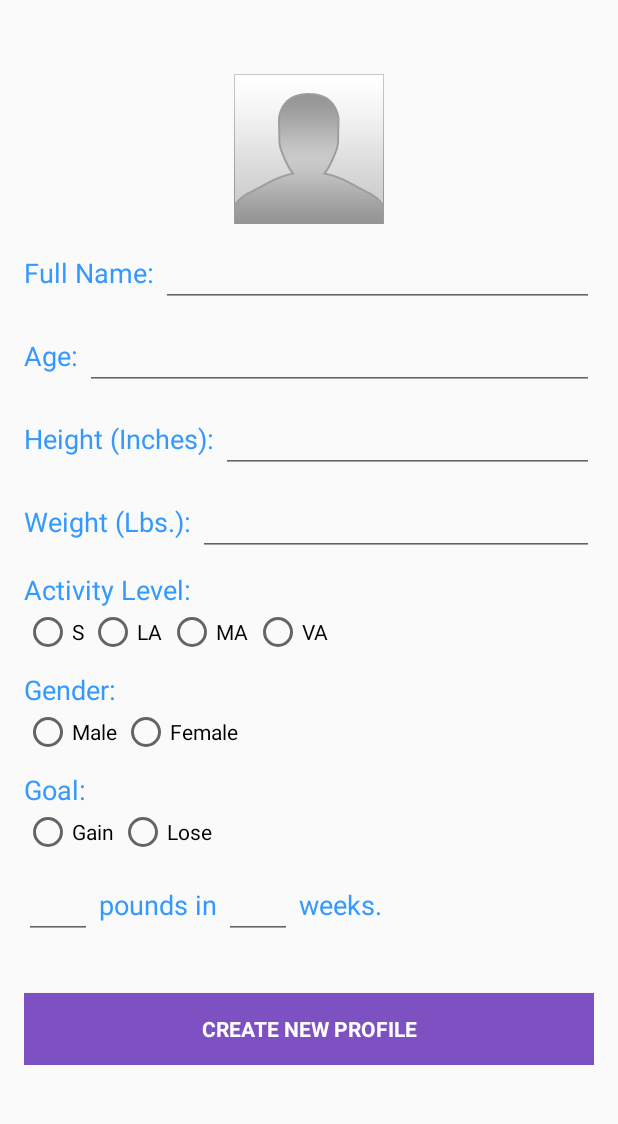
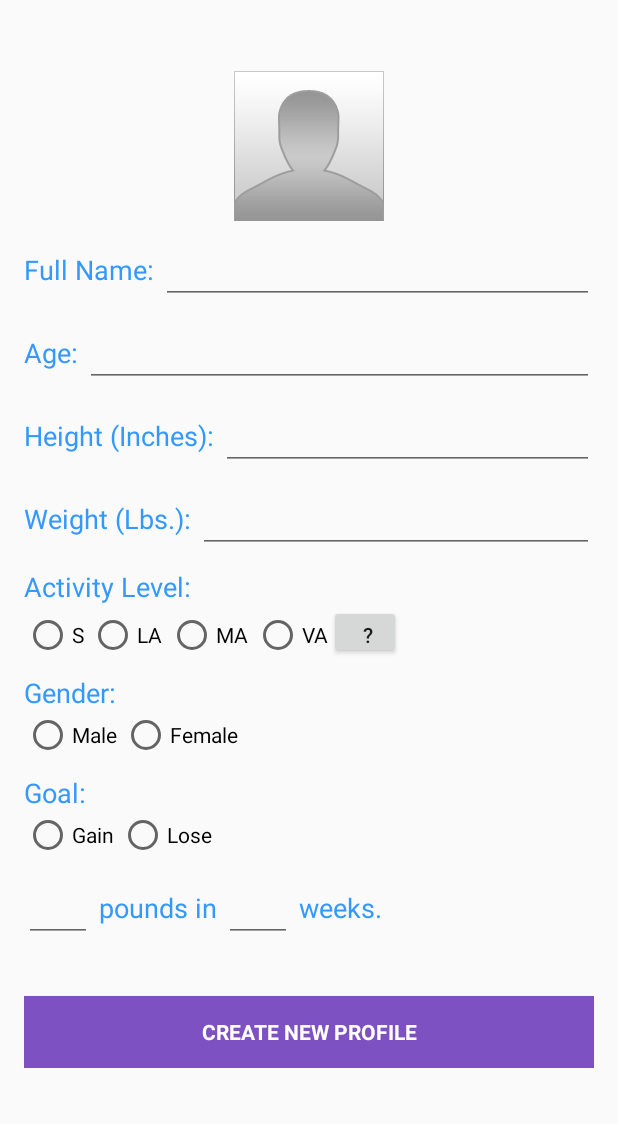
Before and after one commit to pmalavia/FitByte, an Android app: the screen it shows after launch (UserProfile), on a phone screen of 412 x 824 dp, the part 112-1236 px from its top. Run offline under Robolectric (Android 15) with nearby library versions, the phone set to English and light mode, and no system bars.

Commit message:
Activity level help button
Added a button next to the activity levels with a pop up window that
shows what the abbreviations stand for

```diff
--- a/app/src/main/res/layout/user_profile.xml
+++ b/app/src/main/res/layout/user_profile.xml
@@ -195,7 +195,15 @@
                             android:layout_height="wrap_content"
                             android:text="VA"
                             android:id="@+id/veryActive"/>
-                        </RadioGroup>
+
+                        <Button
+                            style="?android:attr/buttonStyleSmall"
+                            android:layout_width="wrap_content"
+                            android:layout_height="36dp"
+                            android:text=" ?"
+                            android:id="@+id/activityHelp"
+                            android:onClick="showAlert"/>
+                    </RadioGroup>
                 </LinearLayout>
 
                 <LinearLayout
```
Also changed, not shown: app/src/main/java/com/example/fitbyte/fitbyte/UserProfile.java (+13 -0 lines).
